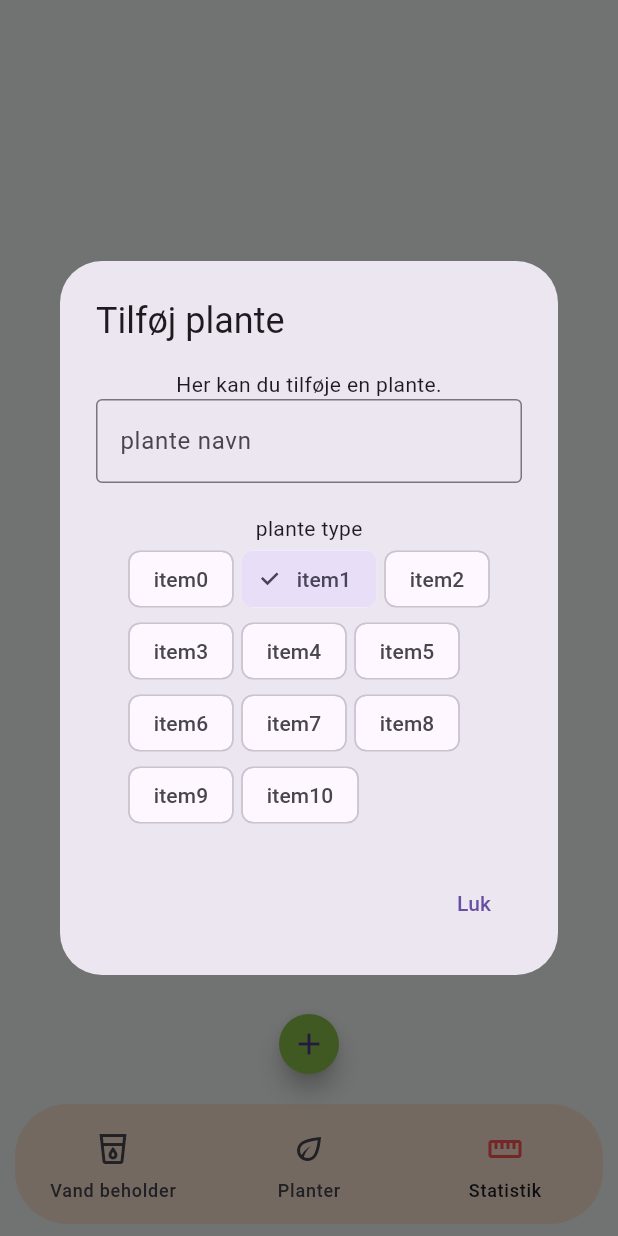
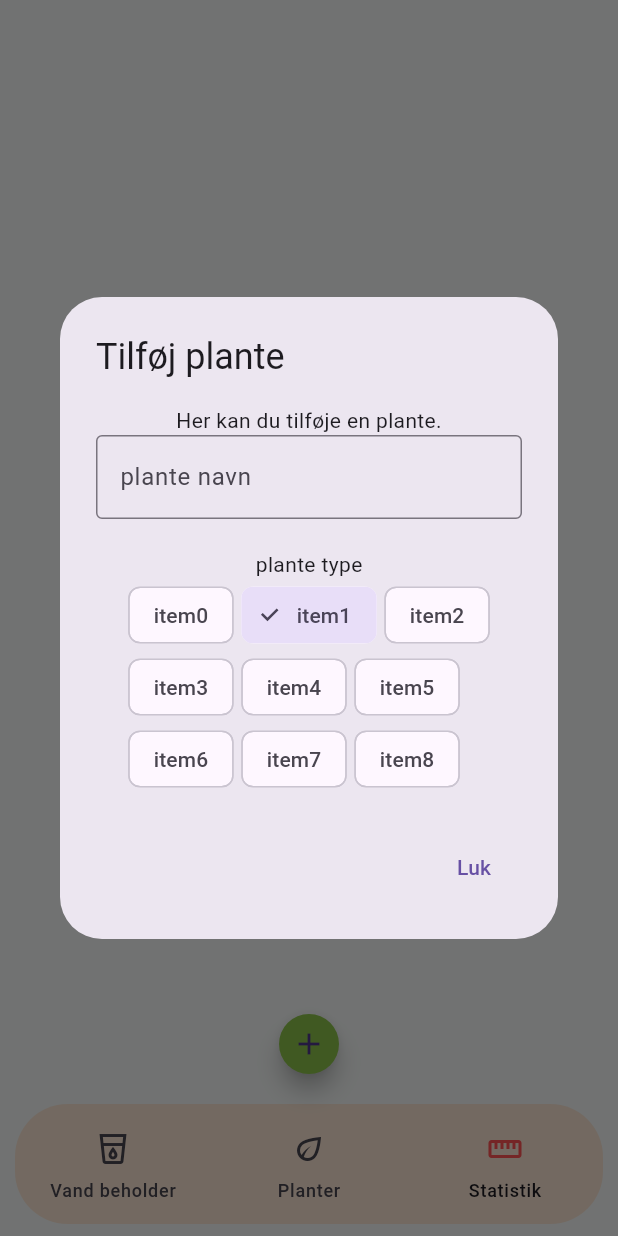
Before and after one commit to helene56/plant_monitor, a Flutter app: the screen it shows after launch, item 3 of the bottom bar chosen, after a tap on the "add" icon, on a phone screen of 412 x 824 dp. Run offline on Flutter 3.47's test engine with Material 3 defaults, Android fonts, the phone set to English and light mode, and no system bars.

Commit message:
adjust number of choises on screen

```diff
--- a/lib/pages/add_plant.dart
+++ b/lib/pages/add_plant.dart
@@ -5,7 +5,7 @@ class AddPlant extends StatefulWidget {
 
 
   final List<String> plantNames = [
-    for (int i = 0; i < 11; i++) 'item$i',
+    for (int i = 0; i < 9; i++) 'item$i',
   ];
 
   @override
```
